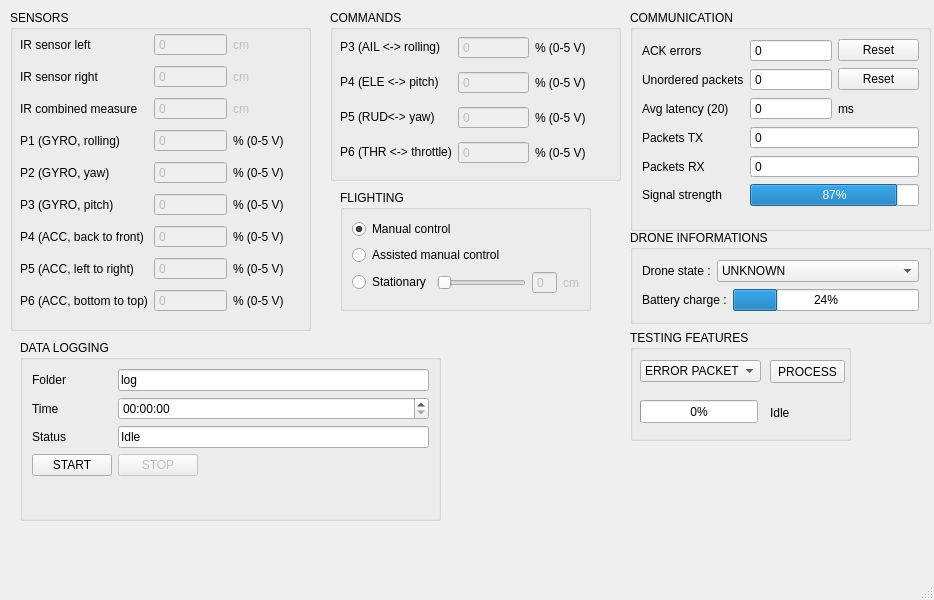
Qt form Drone-Remote-Center/mainwindow.ui (jeanibarz/l3-drone) before a commit.
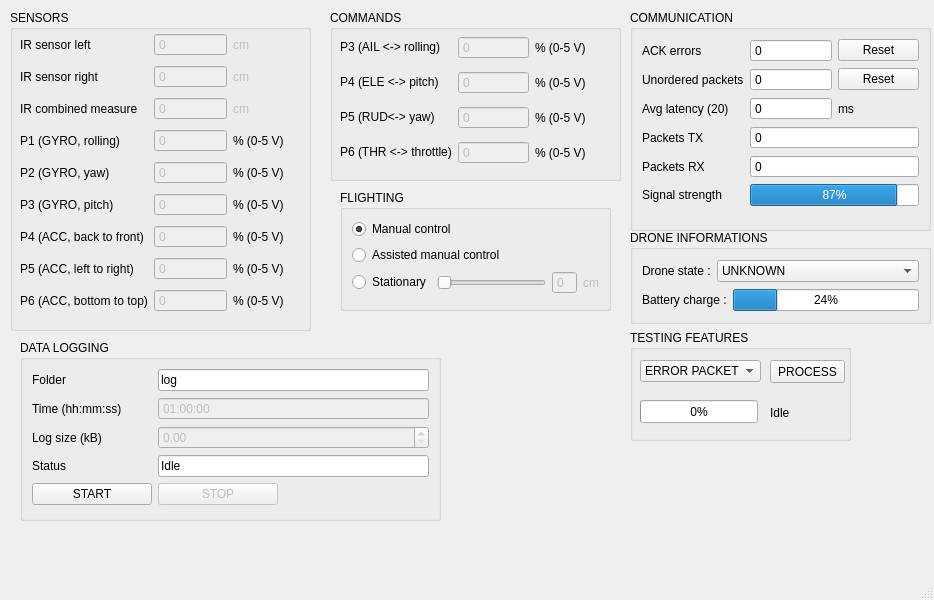
The same form after that commit.

Commit message: Ajout de mesure de la duree de logging et de la taille du fichier log. Temporairement le logging ecrit "EMERGENCY" a chaque appel de doWork() quand il est en etat "EMERGENCY".

Diff of the .ui file:
```diff
--- a/Drone-Remote-Center/mainwindow.ui
+++ b/Drone-Remote-Center/mainwindow.ui
@@ -735,7 +735,7 @@
      <rect>
       <x>340</x>
       <y>190</y>
-      <width>251</width>
+      <width>271</width>
       <height>121</height>
      </rect>
     </property>
@@ -832,13 +832,19 @@
      <string>DATA LOGGING</string>
     </property>
     <layout class="QGridLayout" name="gridLayout_4">
-     <item row="3" column="1">
+     <item row="4" column="1">
       <layout class="QHBoxLayout" name="horizontalLayout_5">
        <item>
         <widget class="QPushButton" name="pushButton_stop_logging">
          <property name="enabled">
           <bool>false</bool>
          </property>
+         <property name="minimumSize">
+          <size>
+           <width>120</width>
+           <height>0</height>
+          </size>
+         </property>
          <property name="text">
           <string>STOP</string>
          </property>
@@ -876,15 +882,21 @@
        </property>
       </widget>
      </item>
-     <item row="2" column="0">
+     <item row="3" column="0">
       <widget class="QLabel" name="label_40">
        <property name="text">
         <string>Status</string>
        </property>
       </widget>
      </item>
-     <item row="3" column="0">
+     <item row="4" column="0">
       <widget class="QPushButton" name="pushButton_start_logging">
+       <property name="minimumSize">
+        <size>
+         <width>120</width>
+         <height>0</height>
+        </size>
+       </property>
        <property name="text">
         <string>START</string>
        </property>
@@ -893,12 +905,31 @@
      <item row="1" column="0">
       <widget class="QLabel" name="label_39">
        <property name="text">
-        <string>Time</string>
+        <string>Time (hh:mm:ss)</string>
        </property>
       </widget>
      </item>
      <item row="1" column="1">
       <widget class="QTimeEdit" name="timeEdit_log_time">
+       <property name="enabled">
+        <bool>false</bool>
+       </property>
+       <property name="readOnly">
+        <bool>true</bool>
+       </property>
+       <property name="buttonSymbols">
+        <enum>QAbstractSpinBox::NoButtons</enum>
+       </property>
+       <property name="dateTime">
+        <datetime>
+         <hour>1</hour>
+         <minute>0</minute>
+         <second>0</second>
+         <year>2000</year>
+         <month>1</month>
+         <day>2</day>
+        </datetime>
+       </property>
        <property name="currentSection">
         <enum>QDateTimeEdit::HourSection</enum>
        </property>
@@ -907,15 +938,15 @@
        </property>
        <property name="time">
         <time>
-         <hour>0</hour>
+         <hour>1</hour>
          <minute>0</minute>
          <second>0</second>
         </time>
        </property>
       </widget>
      </item>
-     <item row="2" column="1">
-      <widget class="QLineEdit" name="lineEdit_logging_state">
+     <item row="3" column="1">
+      <widget class="QLineEdit" name="lineEdit_log_state">
        <property name="text">
         <string>Idle</string>
        </property>
@@ -924,7 +955,7 @@
        </property>
       </widget>
      </item>
-     <item row="4" column="1">
+     <item row="5" column="1">
       <spacer name="verticalSpacer_3">
        <property name="orientation">
         <enum>Qt::Vertical</enum>
@@ -937,6 +968,23 @@
        </property>
       </spacer>
      </item>
+     <item row="2" column="0">
+      <widget class="QLabel" name="label_41">
+       <property name="text">
+        <string>Log size (kB)</string>
+       </property>
+      </widget>
+     </item>
+     <item row="2" column="1">
+      <widget class="QDoubleSpinBox" name="doubleSpinBox_log_size">
+       <property name="enabled">
+        <bool>false</bool>
+       </property>
+       <property name="maximum">
+        <double>999999.000000000000000</double>
+       </property>
+      </widget>
+     </item>
     </layout>
    </widget>
   </widget>
```
The commit also changes 2 other files.
